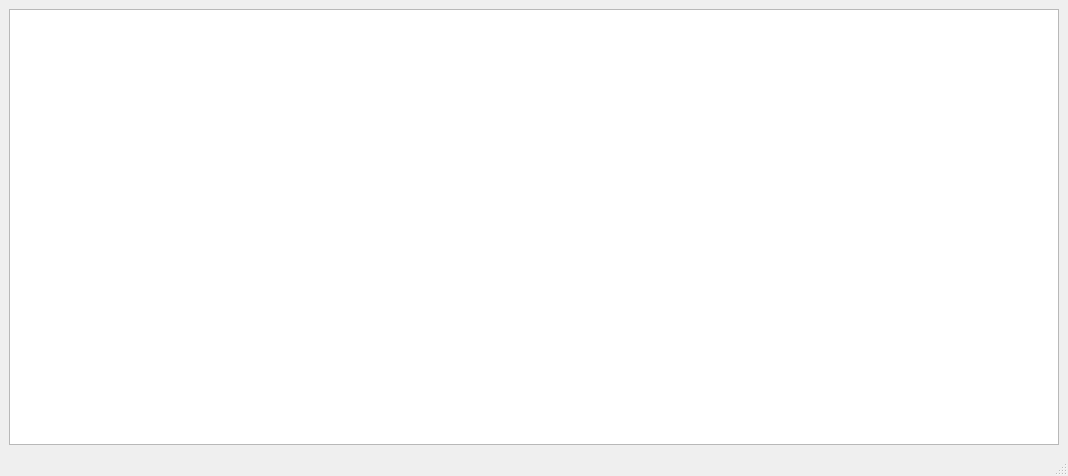
Qt form mainwindow.ui (eloranta/WWA) before a commit.
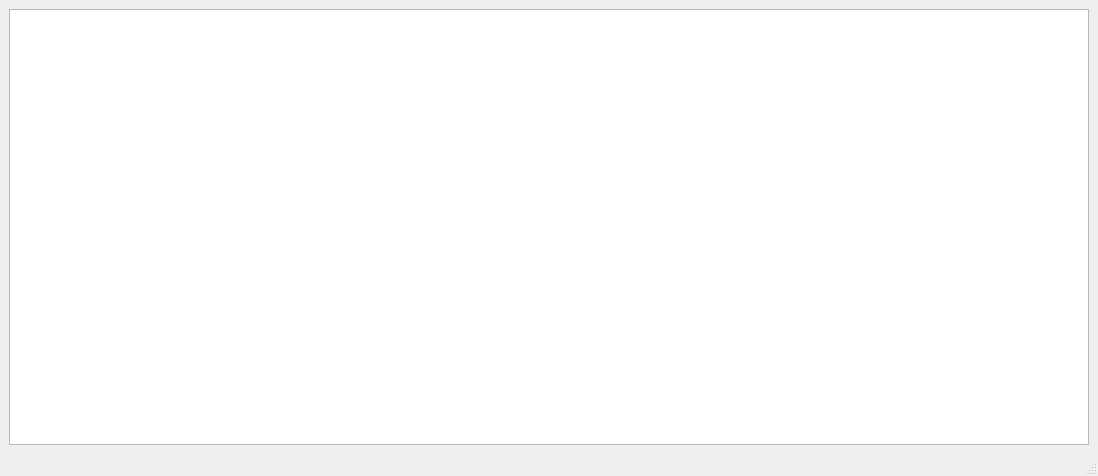
The same form after that commit.

What changed in the file:
```diff
--- a/mainwindow.ui
+++ b/mainwindow.ui
@@ -6,7 +6,7 @@
    <rect>
     <x>0</x>
     <y>0</y>
-    <width>1068</width>
+    <width>1098</width>
     <height>476</height>
    </rect>
   </property>
```
Left out of the diff: 2 changed lines with no effect on the pictures.
